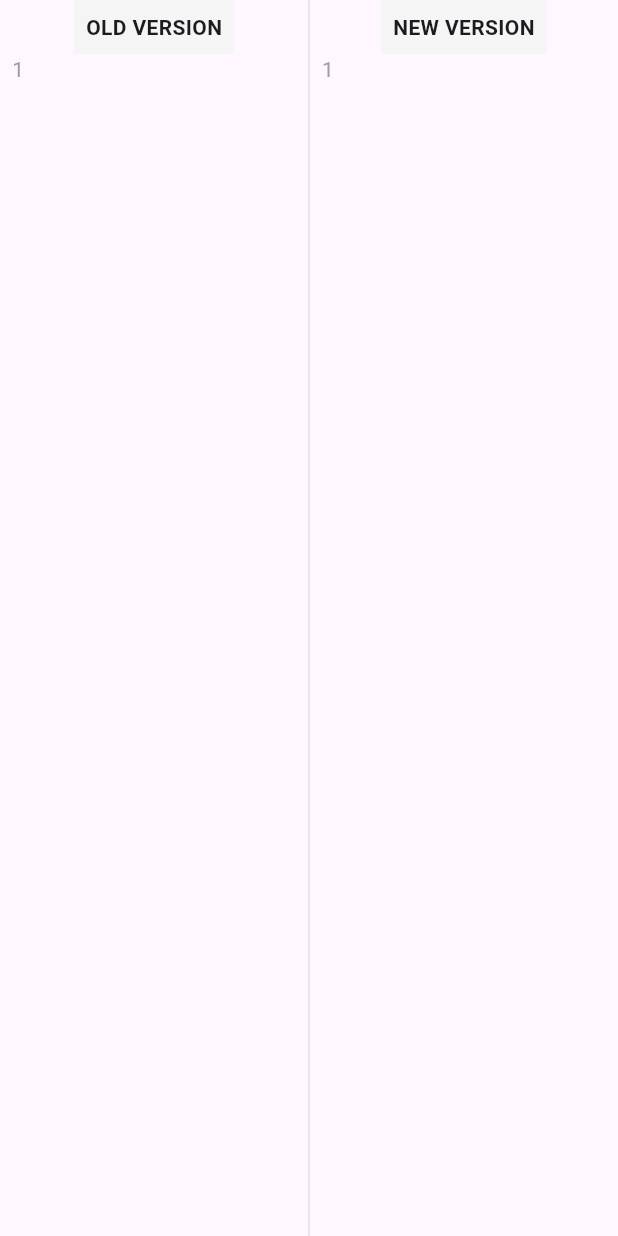
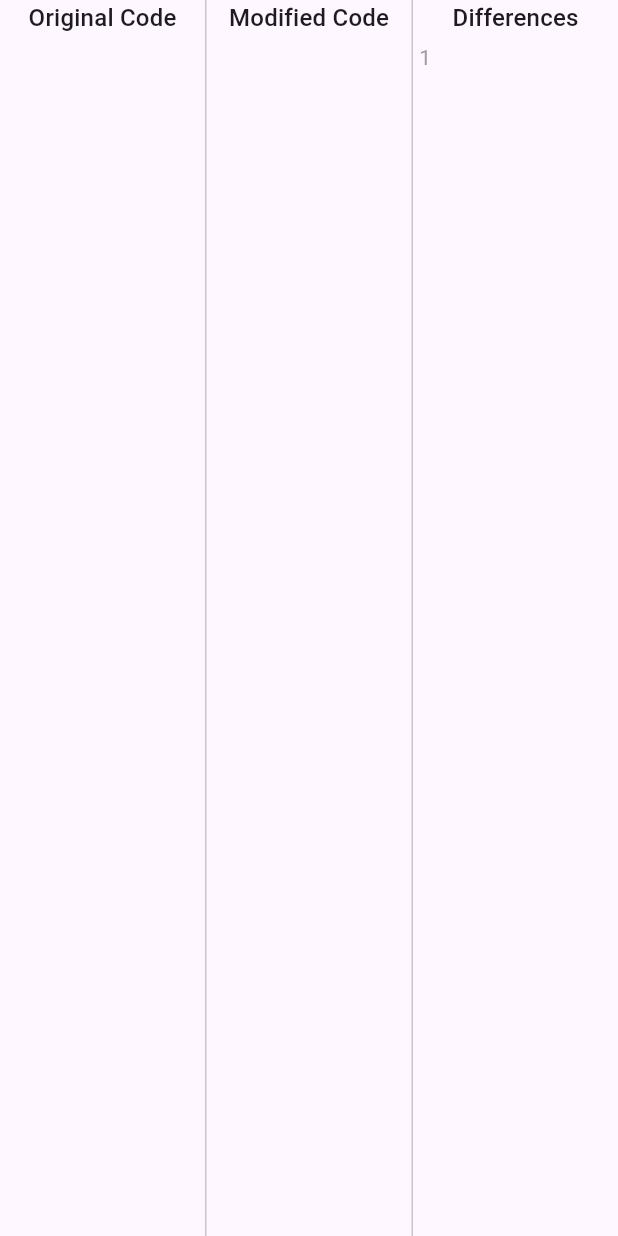
Before and after one commit to arrssenii/flutter_diff, a Flutter app: the ApiDiffPane widget shown alone on an empty page, opened directly with empty values, on a phone screen of 412 x 824 dp. Run offline on Flutter 3.47's test engine with Material 3 defaults, Android fonts, the phone set to English and light mode, and no system bars; our stand-ins replace dio, equatable, flutter_bloc; missing offline and left inert: diff_match_patch; network calls fail.

Commit message:
feat display v1

```diff
--- /dev/null
+++ b/lib/core/utils/ansi_parser.dart
@@ -0,0 +1,105 @@
+// Парсер ANSI-разметки для сравнения G-кода
+// Обрабатывает цветовую разметку diff-а (добавленные/удаленные/измененные строки)
+import 'package:flutter/foundation.dart';
+import 'package:flutter/material.dart';
+
+class AnsiDiffParser {
+  /// Парсит текст с ANSI-разметкой в список строк с указанием типа изменения
+  /// [diffText] - входной текст с ANSI цветовыми кодами
+  /// Возвращает List<DiffLine> с разобранными строками
+  static List<DiffLine> parseDiff(String diffText) {
+    try {
+      if (diffText.isEmpty) {
+        if (kDebugMode) {
+          debugPrint('Empty diff text received - returning empty line');
+        }
+        return [DiffLine(
+          text: '',
+          type: DiffType.unchanged,
+          originalText: '',
+        )];
+      }
+
+      if (kDebugMode) {
+        debugPrint('Parsing ANSI diff, length: ${diffText.length}');
+        if (diffText.isNotEmpty) {
+          debugPrint('First 100 chars: ${diffText.length > 100 ? diffText.substring(0, 100) : diffText}');
+        }
+      }
+
+      final lines = diffText.split('\n');
+      final result = <DiffLine>[];
+      final redRegex = RegExp(r'\u001B\[31m(.*?)\u001B\[0m');
+      final greenRegex = RegExp(r'\u001B\[32m(.*?)\u001B\[0m');
+      final yellowRegex = RegExp(r'\u001B\[33m(.*?)\u001B\[0m');
+
+      for (final line in lines) {
+        if (greenRegex.hasMatch(line)) {
+          final match = greenRegex.firstMatch(line)!;
+          result.add(DiffLine(
+            text: match.group(1)!,
+            type: DiffType.added,
+            originalText: line.replaceAll(greenRegex, match.group(1)!),
+          ));
+        } else if (redRegex.hasMatch(line)) {
+          final match = redRegex.firstMatch(line)!;
+          result.add(DiffLine(
+            text: match.group(1)!,
+            type: DiffType.removed,
+            originalText: line.replaceAll(redRegex, match.group(1)!),
+          ));
+        } else if (yellowRegex.hasMatch(line)) {
+          final match = yellowRegex.firstMatch(line)!;
+          result.add(DiffLine(
+            text: match.group(1)!,
+            type: DiffType.modified,
+            originalText: line.replaceAll(yellowRegex, match.group(1)!),
+          ));
+        } else {
+          result.add(DiffLine(
+            text: line,
+            type: DiffType.unchanged,
+            originalText: line,
+          ));
+        }
+      }
+
+      if (kDebugMode) {
+        debugPrint('Parsed ${result.length} diff lines');
+        debugPrint('Added: ${result.where((l) => l.type == DiffType.added).length}');
+        debugPrint('Removed: ${result.where((l) => l.type == DiffType.removed).length}');
+        debugPrint('Modified: ${result.where((l) => l.type == DiffType.modified).length}');
+      }
+
+      return result;
+    } catch (e) {
+      debugPrint('Error parsing ANSI diff: $e');
+      return [DiffLine(
+        text: diffText,
+        type: DiffType.unchanged,
+        originalText: diffText,
+      )];
+    }
+  }
+}
+
+/// Класс представляющий одну строку diff-а с указанием типа изменения
+class DiffLine {
+  final String text;
+  final DiffType type;
+  final String originalText;
+
+  DiffLine({
+    required this.text,
+    required this.type,
+    required this.originalText,
+  });
+}
+
+/// Типы изменений в строках G-кода
+enum DiffType {
+  unchanged,
+  added,
+  removed,
+  modified,
+}
--- a/lib/domain/entities/gcode_diff.dart
+++ b/lib/domain/entities/gcode_diff.dart
@@ -16,10 +16,10 @@ class GCodeDiff extends Equatable {
     required this.modified,
     required this.differences,
     required this.changes,
-    required this.originalLines,
-    required this.modifiedLines,
-    required this.originalDiffLines,
-    required this.modifiedDiffLines,
+    this.originalLines = const [],
+    this.modifiedLines = const [],
+    this.originalDiffLines = const [],
+    this.modifiedDiffLines = const [],
     required this.diffIndices,
   });
 
--- a/lib/domain/usecases/compare_gcode_usecase.dart
+++ /dev/null
@@ -1,18 +0,0 @@
-import 'package:test_gcode/domain/entities/gcode_diff.dart';
-import 'package:test_gcode/domain/repositories/gcode_repository.dart';
-
-class CompareGCodeUseCase {
-  final GCodeRepository repository;
-
-  CompareGCodeUseCase(this.repository);
-
-  Future<GCodeDiff> call({
-    required String reference,
-    required String modified,
-  }) async {
-    return await repository.compareGCode(
-      reference: reference,
-      modified: modified,
-    );
-  }
-}
--- a/lib/main.dart
+++ b/lib/main.dart
@@ -4,7 +4,6 @@ import 'presentation/routes/app_routes.dart';
 import 'presentation/features/controller_selection/bloc/controller_selection_bloc.dart';
 import 'package:test_gcode/presentation/features/gcode_diff/bloc/gcode_diff_bloc.dart';
 import 'package:test_gcode/presentation/features/gcode_diff/bloc/gcode_diff_state.dart';
-import './domain/usecases/compare_gcode_usecase.dart';
 import './domain/usecases/get_gcode_versions_usecase.dart';
 import './domain/usecases/save_reference_usecase.dart';
 import './data/repositories/gcode_repository_impl.dart';
@@ -28,7 +27,6 @@ class MyApp extends StatelessWidget {
           create: (context) {
             final repository = GCodeRepositoryImpl(GCodeService());
             return GCodeDiffBloc(
-              compareGCode: CompareGCodeUseCase(repository),
               getVersions: GetGCodeVersionsUseCase(repository),
               saveReference: SaveReferenceUseCase(repository),
               gcodeRepository: repository,
--- a/lib/presentation/features/gcode_diff/bloc/gcode_diff_event.dart
+++ b/lib/presentation/features/gcode_diff/bloc/gcode_diff_event.dart
@@ -25,7 +25,7 @@ class LoadGCodeDiff extends GCodeDiffEvent {
 }
 
 class LoadLastChanges extends GCodeDiffEvent {
-  final int bsid;
+  final String bsid;
 
   const LoadLastChanges(this.bsid);
 
@@ -74,3 +74,12 @@ class SelectHistoricalVersion extends GCodeDiffEvent {
   @override
   List<Object> get props => [version];
 }
+
+class ErrorOccurred extends GCodeDiffEvent {
+  final String message;
+
+  const ErrorOccurred(this.message);
+
+  @override
+  List<Object> get props => [message];
+}
--- a/lib/presentation/features/gcode_diff/view/widgets/api_diff_pane.dart
+++ b/lib/presentation/features/gcode_diff/view/widgets/api_diff_pane.dart
@@ -1,6 +1,9 @@
 import 'package:flutter/material.dart';
-import 'package:test_gcode/core/utils/gcode_highlighter.dart';
+import 'package:test_gcode/core/utils/ansi_parser.dart';
+import 'package:test_gcode/presentation/features/gcode_diff/view/widgets/diff_viewer.dart';
 
+/// Виджет для отображения сравнения G-кода из API
+/// Показывает две панели: оригинальный и измененный код с подсветкой различий
 class ApiDiffPane extends StatelessWidget {
   final String oldCode;
   final String newCode;
@@ -15,100 +18,41 @@ class ApiDiffPane extends StatelessWidget {
 
   @override
   Widget build(BuildContext context) {
-    final oldLines = oldCode.split('\n');
-    final newLines = newCode.split('\n');
-
     return Row(
       children: [
-        // Left pane - Old version
         Expanded(
           child: Column(
             children: [
-              Container(
-                padding: const EdgeInsets.all(8),
-                color: Colors.grey[100],
-                child: const Text(
-                  'OLD VERSION',
-                  style: TextStyle(fontWeight: FontWeight.bold),
-                ),
-              ),
+              Text('Original Code', style: Theme.of(context).textTheme.titleMedium),
               Expanded(
-                child: ListView.builder(
-                  itemCount: oldLines.length,
-                  itemBuilder: (context, index) {
-                    return Container(
-                      padding: const EdgeInsets.symmetric(horizontal: 8),
-                      height: 20,
-                      child: Row(
-                        children: [
-                          SizedBox(
-                            width: 40,
-                            child: Text(
-                              '${index + 1}',
-                              style: const TextStyle(color: Colors.grey),
-                            ),
-                          ),
-                          Expanded(
-                            child: SelectableText.rich(
-                              TextSpan(
-                                children: GCodeHighlighter.highlight(oldLines[index]),
-                              ),
-                              style: const TextStyle(fontFamily: 'monospace'),
-                            ),
-                          ),
-                        ],
-                      ),
-                    );
-                  },
+                child: SingleChildScrollView(
+                  child: Text(oldCode),
                 ),
               ),
             ],
           ),
         ),
-
-        // Divider
-        Container(width: 1, color: Colors.grey[300]),
-
-        // Right pane - New version
+        VerticalDivider(width: 1),
         Expanded(
           child: Column(
             children: [
-              Container(
-                padding: const EdgeInsets.all(8),
-                color: Colors.grey[100],
-                child: const Text(
-                  'NEW VERSION',
-                  style: TextStyle(fontWeight: FontWeight.bold),
+              Text('Modified Code', style: Theme.of(context).textTheme.titleMedium),
+              Expanded(
+                child: SingleChildScrollView(
+                  child: Text(newCode),
                 ),
               ),
+            ],
+          ),
+        ),
+        VerticalDivider(width: 1),
+        Expanded(
+          child: Column(
+            children: [
+              Text('Differences', style: Theme.of(context).textTheme.titleMedium),
               Expanded(
-                child: ListView.builder(
-                  itemCount: newLines.length,
-                  itemBuilder: (context, index) {
-                    return Container(
-                      padding: const EdgeInsets.symmetric(horizontal: 8),
-                      height: 20,
-                      child: Row(
-                        children: [
-                          SizedBox(
-                            width: 40,
-                            child: Text(
-                              '${index + 1}',
-                              style: const TextStyle(color: Colors.grey),
-                            ),
-                          ),
-                          Expanded(
-                            child: SelectableText.rich(
-                              TextSpan(
-                                children: GCodeHighlighter.highlight(newLines[index]),
-                              ),
-                              style: const TextStyle(fontFamily: 'monospace'),
-                            ),
-                          ),
-                        ],
-                      ),
-                    );
-                  },
+                child: DiffViewer(
+                  diffLines: AnsiDiffParser.parseDiff(differences),
                 ),
               ),
             ],
--- /dev/null
+++ b/lib/presentation/features/gcode_diff/view/widgets/diff_viewer.dart
@@ -0,0 +1,62 @@
+import 'package:flutter/foundation.dart';
+import 'package:flutter/material.dart';
+import 'package:test_gcode/core/utils/ansi_parser.dart';
+
+class DiffViewer extends StatelessWidget {
+  final List<DiffLine> diffLines;
+
+  const DiffViewer({super.key, required this.diffLines});
+
+  @override
+  Widget build(BuildContext context) {
+    if (kDebugMode) {
+      debugPrint('Rendering ${diffLines.length} diff lines');
+      debugPrint('Added: ${diffLines.where((l) => l.type == DiffType.added).length}');
+      debugPrint('Removed: ${diffLines.where((l) => l.type == DiffType.removed).length}');
+      debugPrint('Modified: ${diffLines.where((l) => l.type == DiffType.modified).length}');
+    }
+    return ListView.builder(
+      itemCount: diffLines.length,
+      itemBuilder: (context, index) {
+        final line = diffLines[index];
+        Color? backgroundColor;
+        if (line.type == DiffType.added) {
+          backgroundColor = Colors.green.withOpacity(0.2);
+        } else if (line.type == DiffType.removed) {
+          backgroundColor = Colors.red.withOpacity(0.2);
+        } else if (line.type == DiffType.modified) {
+          backgroundColor = Colors.yellow.withOpacity(0.2);
+        }
+
+        return Container(
+          padding: const EdgeInsets.all(4),
+          color: backgroundColor,
+          child: Row(
+            crossAxisAlignment: CrossAxisAlignment.start,
+            children: [
+              SizedBox(
+                width: 40,
+                child: Text(
+                  '${index + 1}',
+                  style: const TextStyle(color: Colors.grey),
+                ),
+              ),
+              Expanded(
+                child: Text(
+                  line.text,
+                  style: TextStyle(
+                    color: line.type == DiffType.removed
+                      ? Colors.red
+                      : line.type == DiffType.modified
+                        ? Colors.orange
+                        : Colors.black,
+                  ),
+                ),
+              ),
+            ],
+          ),
+        );
+      },
+    );
+  }
+}
```
Also changed, not shown: lib/core/services/gcode_service.dart (+59 -110 lines), lib/data/repositories/gcode_repository_impl.dart (+50 -91 lines), lib/domain/repositories/gcode_repository.dart (+1 -6 lines), lib/presentation/features/gcode_diff/bloc/gcode_diff_bloc.dart (+33 -24 lines), lib/presentation/features/gcode_diff/view/gcode_diff_page.dart (+14 -9 lines), 3 other files.
